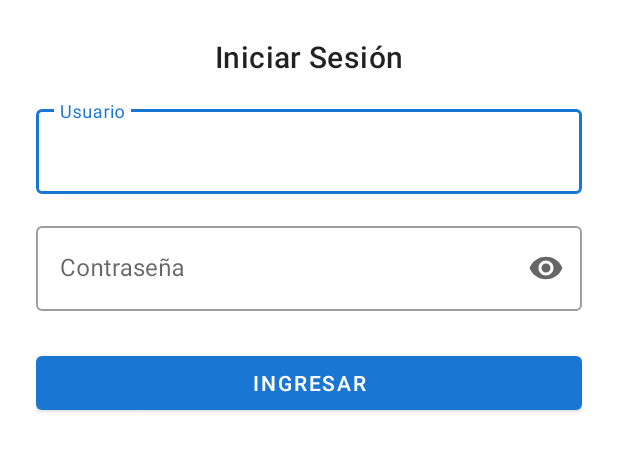
After one commit to NahuelBarriga/AppDelivery, an Android app: the layout dialog_login.xml on its own in the app's theme, with its tools: preview values and no code run, on a phone screen of 412 x 824 dp. The commit adds this screen. Shown: the top 451 px of the screen. Run offline under Robolectric (Android 15) with nearby library versions, the phone set to English and light mode, and no system bars.

Commit message:
Login funcionando

```diff
--- a/app/build.gradle.kts
+++ b/app/build.gradle.kts
@@ -58,7 +58,7 @@ dependencies {
     implementation(libs.androidx.cardview)
     implementation(libs.material.v190)
 
-
+    implementation ("androidx.fragment:fragment-ktx:1.3.6")
 
 
 
--- /dev/null
+++ b/app/src/main/res/layout/dialog_login.xml
@@ -0,0 +1,61 @@
+<?xml version="1.0" encoding="utf-8"?>
+<LinearLayout xmlns:android="http://schemas.android.com/apk/res/android"
+    xmlns:app="http://schemas.android.com/apk/res-auto"
+    android:layout_width="match_parent"
+    android:layout_height="wrap_content"
+    android:orientation="vertical"
+    android:padding="24dp">
+
+    <TextView
+        android:layout_width="wrap_content"
+        android:layout_height="wrap_content"
+        android:text="Iniciar Sesión"
+        android:textAppearance="@style/TextAppearance.MaterialComponents.Headline6"
+        android:layout_gravity="center_horizontal"
+        android:layout_marginBottom="16dp"/>
+
+    <com.google.android.material.textfield.TextInputLayout
+        android:layout_width="match_parent"
+        android:layout_height="wrap_content"
+        android:hint="Usuario"
+        style="@style/Widget.MaterialComponents.TextInputLayout.OutlinedBox">
+
+        <com.google.android.material.textfield.TextInputEditText
+            android:id="@+id/editTextUsernameDialog"
+            android:layout_width="match_parent"
+            android:layout_height="wrap_content"
+            android:inputType="text" />
+    </com.google.android.material.textfield.TextInputLayout>
+
+    <com.google.android.material.textfield.TextInputLayout
+        android:layout_width="match_parent"
+        android:layout_height="wrap_content"
+        android:layout_marginTop="16dp"
+        android:hint="Contraseña"
+        style="@style/Widget.MaterialComponents.TextInputLayout.OutlinedBox"
+        app:endIconMode="password_toggle">
+
+        <com.google.android.material.textfield.TextInputEditText
+            android:id="@+id/editTextPasswordDialog"
+            android:layout_width="match_parent"
+            android:layout_height="wrap_content"
+            android:inputType="textPassword" />
+    </com.google.android.material.textfield.TextInputLayout>
+
+    <Button
+        android:id="@+id/buttonLoginDialog"
+        android:layout_width="match_parent"
+        android:layout_height="wrap_content"
+        android:layout_marginTop="24dp"
+        android:text="Ingresar" />
+
+    <ProgressBar
+        android:id="@+id/progressBarLoginDialog"
+        style="?android:attr/progressBarStyle"
+        android:layout_width="wrap_content"
+        android:layout_height="wrap_content"
+        android:layout_gravity="center_horizontal"
+        android:layout_marginTop="16dp"
+        android:visibility="gone" />
+
+</LinearLayout>
--- a/app/src/main/res/values/colors.xml
+++ b/app/src/main/res/values/colors.xml
@@ -7,4 +7,7 @@
     <color name="teal_700">#FF018786</color>
     <color name="black">#FF000000</color>
     <color name="white">#FFFFFFFF</color>
+    <color name="blue_200">#FF90CAF9</color>
+    <color name="blue_500">#FF2196F3</color>
+    <color name="blue_700">#FF1976D2</color>
 </resources>
--- a/app/src/main/res/values/strings.xml
+++ b/app/src/main/res/values/strings.xml
@@ -1,3 +1,3 @@
 <resources>
-    <string name="app_name">VirtualPet </string>
+    <string name="app_name">Delivery VirtualPet </string>
 </resources>
--- a/app/src/main/res/values/themes.xml
+++ b/app/src/main/res/values/themes.xml
@@ -1,7 +1,7 @@
 <resources xmlns:tools="http://schemas.android.com/tools">
     <style name="Theme.AppDelivery" parent="Theme.MaterialComponents.DayNight.DarkActionBar">
         <!-- Personaliza colores, si querés -->
-        <item name="colorPrimary">@color/purple_500</item>
+        <item name="colorPrimary">@color/blue_700</item>
         <item name="colorPrimaryDark">@color/purple_700</item>
         <item name="colorAccent">@color/teal_200</item>
     </style>
```
Also changed, not shown: app/src/main/java/com/deliveryapp/data/models/Usuario.kt (added, +8 -0 lines), app/src/main/java/com/deliveryapp/repository/UsuarioRepository.kt (added, +13 -0 lines), app/src/main/java/com/deliveryapp/ui/activities/LoginDialogFragment.kt (added, +106 -0 lines), app/src/main/java/com/deliveryapp/ui/activities/MainActivity.kt (+98 -1 lines), app/src/main/java/com/deliveryapp/viewmodel/LoginViewModel.kt (added, +46 -0 lines).
